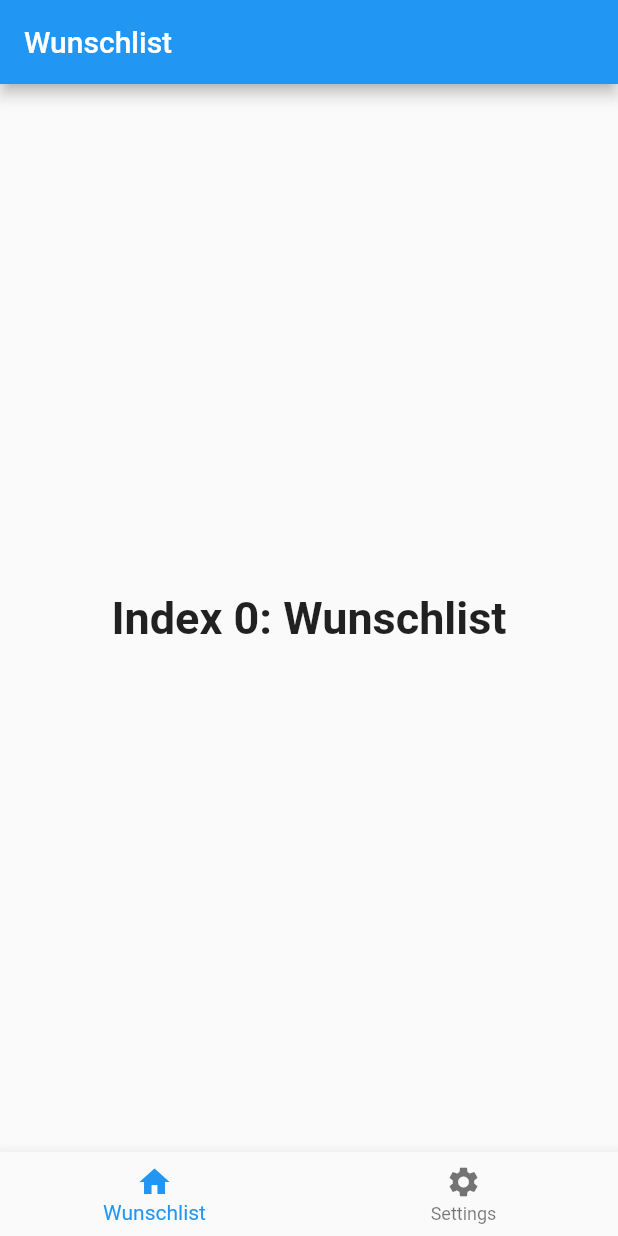
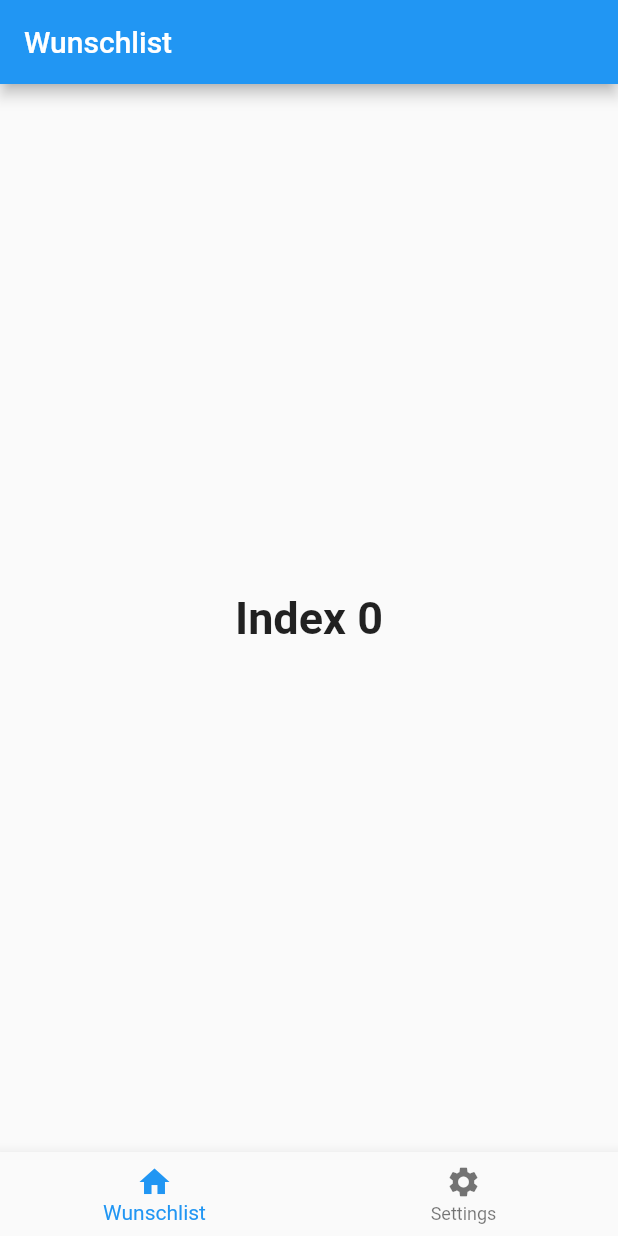
Before and after one commit to wunschlist/wunschlist, a Flutter app: the screen it shows after launch, on a phone screen of 412 x 824 dp. Run offline on Flutter 3.47's test engine with Material 2 defaults, Android fonts, the phone set to English and light mode, and no system bars.

Commit message:
added some more comments for clarification what does what

```diff
--- a/frontend/lib/main.dart
+++ b/frontend/lib/main.dart
@@ -1,4 +1,5 @@
 import 'package:flutter/material.dart';
 import 'wunschlist_app.dart';
 
+// The entry point of the application. Just a typical main function.
 void main() => runApp(WunschlistApp());
--- a/frontend/lib/navigation.dart
+++ b/frontend/lib/navigation.dart
@@ -1,5 +1,6 @@
 import 'package:flutter/material.dart';
 
+// Our navigation widget which handles navigation between different screens.
 class NavigationWidget extends StatefulWidget {
   @override
   _NavigationWidgetState createState() => new _NavigationWidgetState();
@@ -12,11 +13,11 @@ class _NavigationWidgetState extends State<NavigationWidget> {
       TextStyle(fontSize: 30, fontWeight: FontWeight.bold);
   static const List<Widget> _widgetOptions = <Widget>[
     Text(
-      "Index 0: Wunschlist",
+      "Index 0",
       style: optionStyle,
     ),
     Text(
-      "Index 1: Settings",
+      "Index 1",
       style: optionStyle,
     )
   ];
@@ -37,6 +38,7 @@ class _NavigationWidgetState extends State<NavigationWidget> {
         child: _widgetOptions.elementAt(_selectedIndex),
       ),
       bottomNavigationBar: BottomNavigationBar(
+        type: BottomNavigationBarType.fixed,
         items: const <BottomNavigationBarItem>[
           BottomNavigationBarItem(
               icon: Icon(Icons.home), title: Text("Wunschlist")),
--- a/frontend/lib/wunschlist_app.dart
+++ b/frontend/lib/wunschlist_app.dart
@@ -1,12 +1,15 @@
 import 'package:flutter/material.dart';
 import 'navigation.dart';
 
+// This file includes the basic sceleton of our app.
+// It has its title and specifies the theme.
+// Also it sets our navigation widget as the home screen.
 class WunschlistApp extends StatelessWidget {
 
   @override
   Widget build(BuildContext context) {
     return MaterialApp(
-      title: 'Flutter Demo',
+      title: 'Wunschlist',
       theme: ThemeData(
         primarySwatch: Colors.blue,
       ),
```
